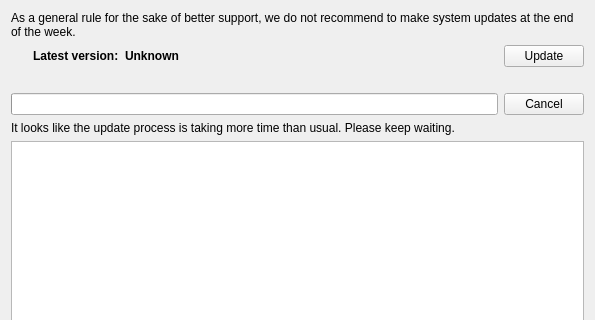
Above: client/src/ui/widgets/server_updates_widget.ui from networkoptix/nx_open before the change; both pictures show x 0 to 595 and y 0 to 320 of the 595 by 531 pixel window. Below: the same form after it.
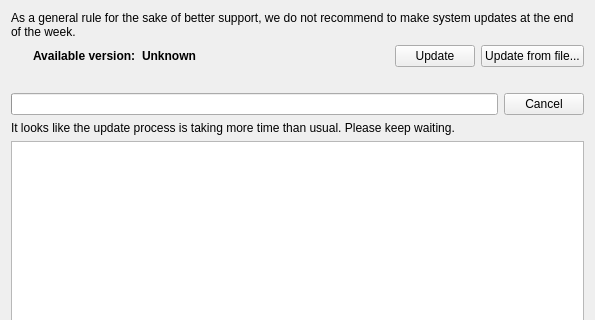
That is the form after the change. Custom widgets are drawn as their Qt base class.

Commit message:
(Issue #3871) :  Refactor "Update Status" on "Updates dialog"
Rolling back separators, improving texts

<==== Mercurial data ====>
Branch: master

What changed in the file:
```diff
--- a/client/src/ui/widgets/server_updates_widget.ui
+++ b/client/src/ui/widgets/server_updates_widget.ui
@@ -22,7 +22,7 @@
     </widget>
    </item>
    <item>
-    <layout class="QHBoxLayout" name="versionLayout" stretch="0,0,1,0">
+    <layout class="QHBoxLayout" name="versionLayout" stretch="0,0,1,0,0">
      <item>
       <widget class="QPushButton" name="sourceButton">
        <property name="sizePolicy">
@@ -63,7 +63,7 @@
         </font>
        </property>
        <property name="text">
-        <string>Latest version:</string>
+        <string>Available version:</string>
        </property>
       </widget>
      </item>
@@ -87,6 +87,13 @@
        </property>
       </widget>
      </item>
+     <item>
+      <widget class="QPushButton" name="localUpdateButton">
+       <property name="text">
+        <string>Update from file...</string>
+       </property>
+      </widget>
+     </item>
     </layout>
    </item>
    <item>
```
Left out of the diff: 6 changed lines with no effect on the pictures. The commit also changes 6 other files.
